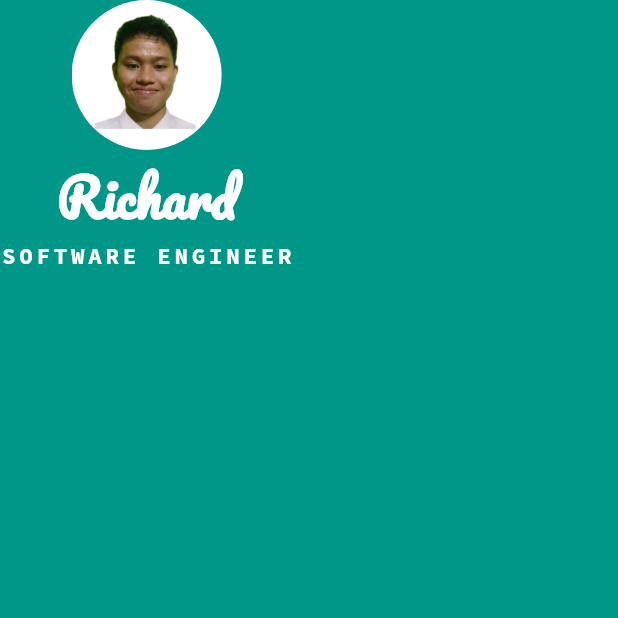
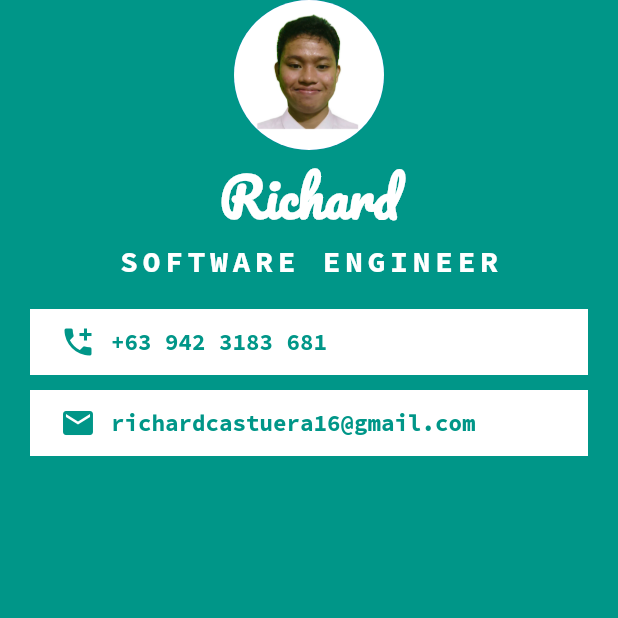
Before and after one commit to RichardCastuera/MiCard, a Flutter app: the screen it shows after launch, on a phone screen of 412 x 824 dp, the top half of it. Run offline on Flutter 3.47's test engine with Material 2 defaults, Android fonts, the phone set to English and light mode, and no system bars.

Commit message:
feat(mi_card_app): Added Icons and Styling

```diff
--- a/mi_card/lib/main.dart
+++ b/mi_card/lib/main.dart
@@ -9,7 +9,7 @@ class MyApp extends StatelessWidget {
 
   @override
   Widget build(BuildContext context) {
-    return const MaterialApp(
+    return MaterialApp(
       debugShowCheckedModeBanner: false,
       home: Scaffold(
         backgroundColor: Colors.teal,
@@ -32,11 +32,55 @@ class MyApp extends StatelessWidget {
                 'SOFTWARE ENGINEER',
                 style: TextStyle(
                     color: Colors.white,
-                    fontSize: 15.0,
+                    fontSize: 20.0,
                     fontFamily: 'SourceCodePro',
                     fontWeight: FontWeight.bold,
-                    letterSpacing: 2.5),
-              )
+                    letterSpacing: 3.0),
+              ),
+              Container(
+                margin: EdgeInsets.fromLTRB(20, 20, 20, 10),
+                padding: EdgeInsets.fromLTRB(20, 10, 20, 10),
+                color: Colors.white,
+                child: const Row(
+                  children: [
+                    Icon(Icons.add_call, color: Colors.teal),
+                    SizedBox(
+                      width: 10.0,
+                    ),
+                    Text(
+                      '+63 942 3183 681',
+                      style: TextStyle(
+                        fontSize: 15.0,
+                        color: Colors.teal,
+                        fontFamily: 'SourceCodePro',
+                        fontWeight: FontWeight.bold,
+                      ),
+                    )
+                  ],
+                ),
+              ),
+              Container(
+                margin: EdgeInsets.fromLTRB(20, 0, 20, 10),
+                padding: EdgeInsets.fromLTRB(20, 10, 20, 10),
+                color: Colors.white,
+                child: const Row(
+                  children: [
+                    Icon(Icons.email, color: Colors.teal),
+                    SizedBox(
+                      width: 10.0,
+                    ),
+                    Text(
+                      'richardcastuera16@gmail.com',
+                      style: TextStyle(
+                        fontSize: 15.0,
+                        color: Colors.teal,
+                        fontFamily: 'SourceCodePro',
+                        fontWeight: FontWeight.bold,
+                      ),
+                    )
+                  ],
+                ),
+              ),
             ],
           ),
         ),
```
